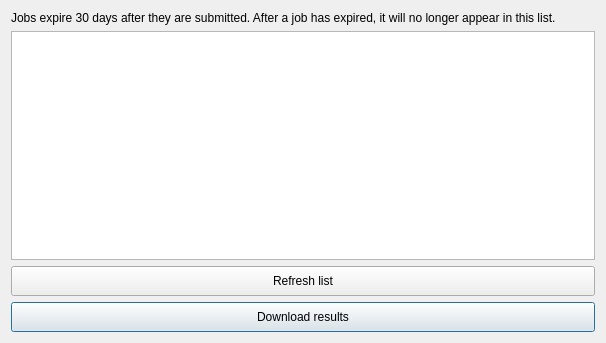
First picture: the form in LDMP/gui/DlgJobs.ui, repository ConservationInternational/trends.earth, before the edit.
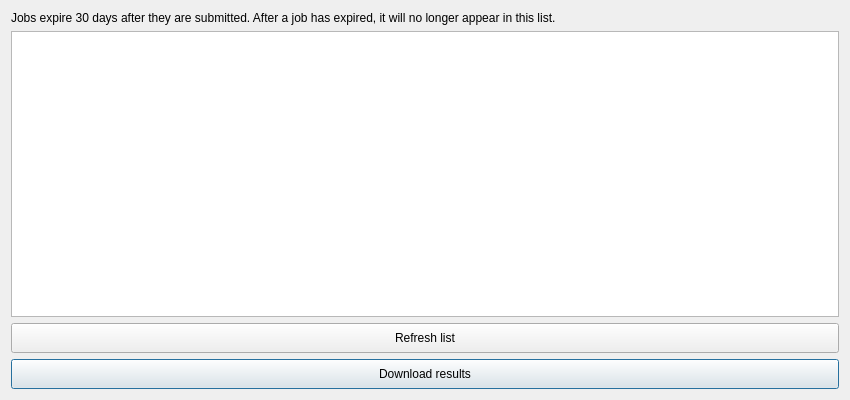
Second picture: the form after the edit.

```diff
--- a/LDMP/gui/DlgJobs.ui
+++ b/LDMP/gui/DlgJobs.ui
@@ -6,8 +6,8 @@
    <rect>
     <x>0</x>
     <y>0</y>
-    <width>606</width>
-    <height>343</height>
+    <width>850</width>
+    <height>400</height>
    </rect>
   </property>
   <property name="sizePolicy">
```
